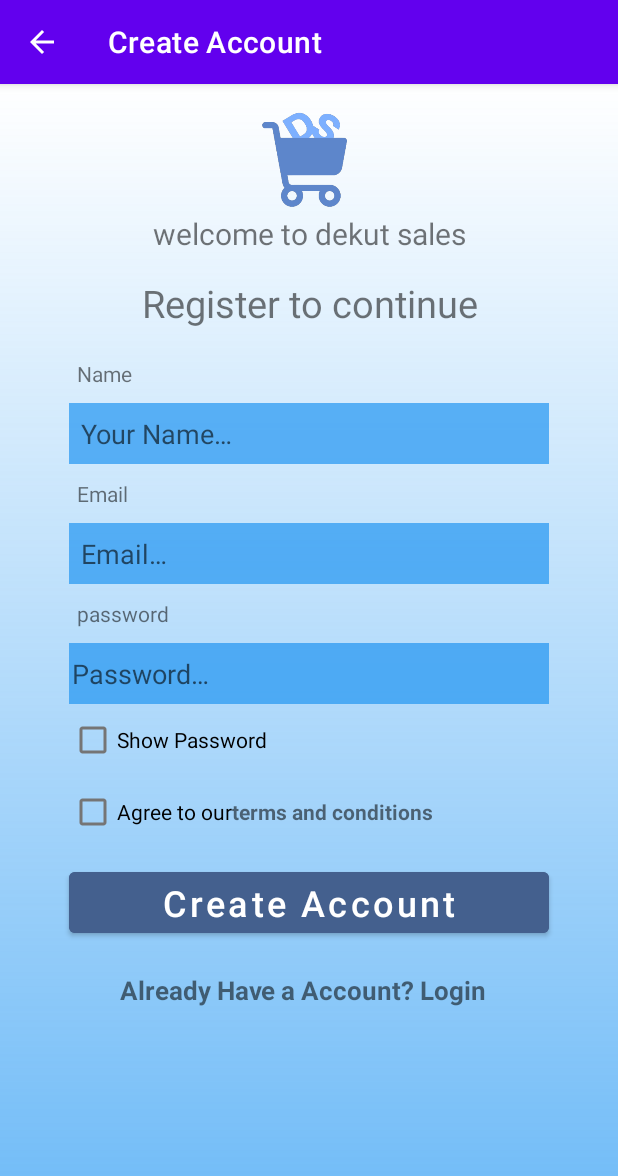
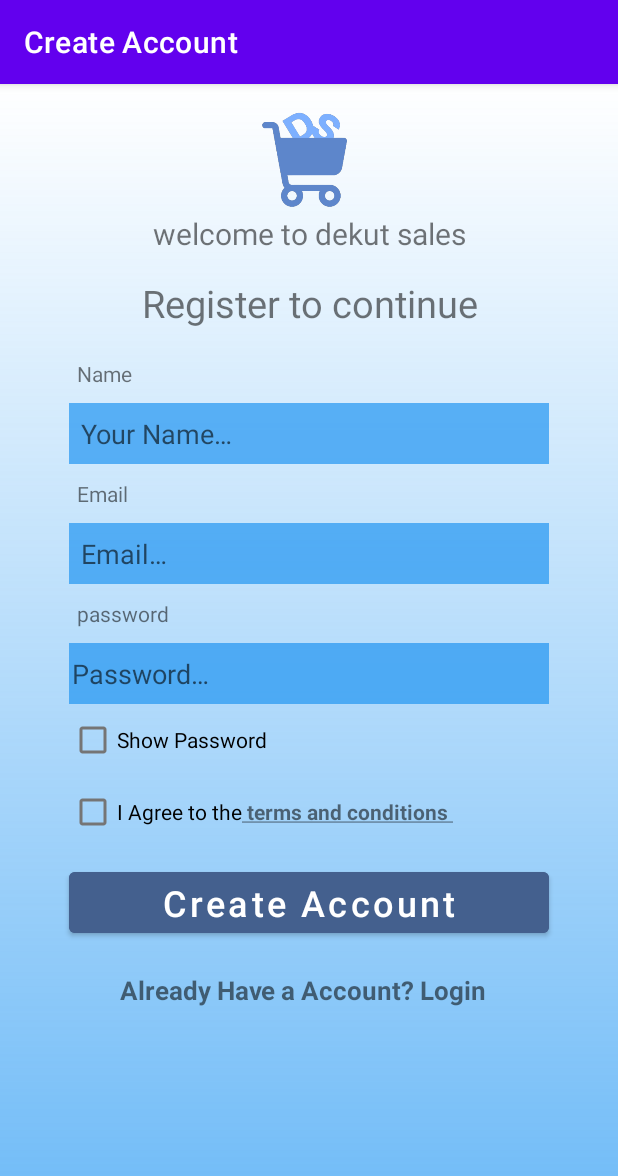
Before and after one commit to kabrownie/dekut-sales, an Android app: the Login screen opened directly, with no data from a screen before it, after a tap on "Need new Account? Register Here", on a phone screen of 412 x 824 dp. Shown: the top 1176 px of the screen. Run offline under Robolectric (Android 15) with nearby library versions, the phone set to English and light mode, and no system bars; our stand-ins replace Firebase (no records; nobody signed in at launch, a user with empty details on screens opened directly); 2 other taps on this screen came first.

Commit message:
fragments2

```diff
--- a/app/src/main/AndroidManifest.xml
+++ b/app/src/main/AndroidManifest.xml
@@ -3,7 +3,7 @@
     xmlns:tools="http://schemas.android.com/tools">
 
     <uses-permission android:name="android.permission.INTERNET" />
-
+    <uses-permission android:name="android.permission.ACCESS_NETWORK_STATE" />
     <application
         android:allowBackup="true"
         android:dataExtractionRules="@xml/data_extraction_rules"
--- a/app/src/main/java/com/dekut/sales/Login.java
+++ b/app/src/main/java/com/dekut/sales/Login.java
@@ -44,9 +44,9 @@ public class Login extends AppCompatActivity {
         super.onCreate(savedInstanceState);
         setContentView(R.layout.activity_login);
         ActionBar actionBar = getSupportActionBar();
-        actionBar.setTitle("Create Account");
-        actionBar.setDisplayShowHomeEnabled(true);
-        actionBar.setDisplayHomeAsUpEnabled(true);
+        actionBar.setTitle("Login");
+//        actionBar.setDisplayShowHomeEnabled(true);
+//        actionBar.setDisplayHomeAsUpEnabled(true);
 
         // initialising the layout items
         email = findViewById(R.id.login_email);
--- a/app/src/main/java/com/dekut/sales/signup.java
+++ b/app/src/main/java/com/dekut/sales/signup.java
@@ -44,15 +44,14 @@ public class signup extends AppCompatActivity {
    private FirebaseAuth mAuth;
     private EditText email, password, name;
     private ProgressDialog progressDialog;
-
     @Override
     protected void onCreate(Bundle savedInstanceState) {
         super.onCreate(savedInstanceState);
         setContentView(R.layout.activity_signup);
         ActionBar actionBar = getSupportActionBar();
         actionBar.setTitle("Create Account");
-        actionBar.setDisplayShowHomeEnabled(true);
-        actionBar.setDisplayHomeAsUpEnabled(true);
+//        actionBar.setDisplayShowHomeEnabled(true);
+//        actionBar.setDisplayHomeAsUpEnabled(true);
         email = findViewById(R.id.register_email);
         name = findViewById(R.id.register_name);
         password = findViewById(R.id.register_password);
@@ -93,8 +92,11 @@ public class signup extends AppCompatActivity {
                 } else if (pass.length() < 6) {
                     password.setError("Length Must be greater than 6 character");
                     password.setFocusable(true);
-                }
-                else {
+                } else if (!terms.isChecked()) {
+                    terms.setError("");
+                    terms.setFocusable(true);
+
+                } else {
                     registerUser(emaill, pass, uname);
                 }
             }
--- a/app/src/main/java/com/dekut/sales/todo.txt
+++ b/app/src/main/java/com/dekut/sales/todo.txt
@@ -22,3 +22,5 @@ location /more unis?
 uni name
 
 cart
+dark mode/light mode
+        online or not/
--- a/app/src/main/res/values/strings.xml
+++ b/app/src/main/res/values/strings.xml
@@ -24,8 +24,8 @@
     <string name="login_to_continue">Login to continue</string>
     <string name="if_you_dont_receive_reset_email_consider_checking_the_spam">If you dont receive reset email, consider checking the spam</string>
     <string name="a_user_with_that_email_already_exists">A user with that email already exists</string>
-    <string name="agree_to_our">Agree to our</string>
-    <string name="terms_and_conditions"> terms and conditions</string>
+    <string name="agree_to_our">I Agree to the</string>
+    <string name="terms_and_conditions"><u> terms and conditions </u> </string>
     <string name="home">Home</string>
     <string name="users">Users</string>
     <string name="add_blogs">Add Blogs</string>
```
Also changed, not shown: app/src/main/java/com/dekut/sales/dashboard.java (+5 -5 lines).
